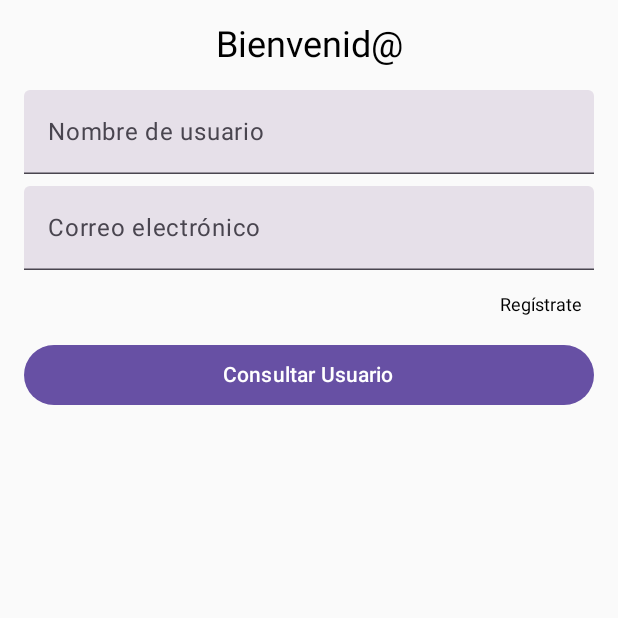
After one commit to LisJTR/ProyectoFinal_AndroidStudio, an Android app built with Jetpack Compose: the InicioUserScreen screen opened through its navigation route, on a phone screen of 412 x 824 dp, the top half of it. The commit adds this screen. Run offline under Robolectric (Android 15) with nearby library versions, the phone set to English and light mode, and no system bars; our stand-ins replace Room's generated code, livedata-compose.

Commit message:
Modificación UI Inicio | implantación de condiciones de navegación

```diff
--- a/app/src/main/java/com/torre/proyectofinal/MainActivity.kt
+++ b/app/src/main/java/com/torre/proyectofinal/MainActivity.kt
@@ -3,16 +3,17 @@ package com.torre.proyectofinal
 import android.os.Bundle
 import androidx.activity.ComponentActivity
 import androidx.activity.compose.setContent
-import androidx.compose.runtime.Composable
+import androidx.navigation.NavType
 import androidx.navigation.compose.composable
 import androidx.navigation.compose.rememberNavController
-import com.torre.proyectofinal.navigation.AppNavigator
+import androidx.navigation.navArgument
 import com.torre.proyectofinal.screen.ScreenBienvenida
-import com.torre.proyectofinal.screen.UserScreen
+import com.torre.proyectofinal.screen.InicioUserScreen
 import com.torre.proyectofinal.screen.RegistroScreen
 import com.torre.proyectofinal.viewmodel.MainViewModel
 import com.torre.proyectofinal.viewmodel.MainViewModelFactory
 import com.torre.proyectofinal.data.AppDatabase
+import com.torre.proyectofinal.screen.ConsultaScreen
 
 class MainActivity : ComponentActivity() {
 
@@ -37,13 +38,27 @@ class MainActivity : ComponentActivity() {
                     // Aquí colocamos la pantalla de bienvenida
                     ScreenBienvenida(navController = navController)
                 }
-                composable("userFormScreen") {
+                composable("inicioUserScreen") {
                     // Pantalla de formulario de usuario
-                    UserScreen(userViewModel = userViewModel, navController = navController)
+                    InicioUserScreen(userViewModel = userViewModel, navController = navController)
                 }
-                composable("successScreen") {
+                composable("registroScreen") {
                     // Pantalla de éxito
                     RegistroScreen(navController = navController)
+                }
+                composable(
+                    "consultaUserScreen/{userName}/{userEmail}",
+                    arguments = listOf(
+                        navArgument("userName") { type = NavType.StringType },
+                        navArgument("userEmail") { type = NavType.StringType }
+                    )
+                ) { backStackEntry ->
+                    // Recuperar los argumentos
+                    val userName = backStackEntry.arguments?.getString("userName") ?: ""
+                    val userEmail = backStackEntry.arguments?.getString("userEmail") ?: ""
+
+                    // Pasar los valores a la pantalla de consulta
+                    ConsultaScreen(navController = navController, userName = userName, userEmail = userEmail)
                 }
             }
         }
--- a/app/src/main/java/com/torre/proyectofinal/data/UserDao.kt
+++ b/app/src/main/java/com/torre/proyectofinal/data/UserDao.kt
@@ -19,4 +19,10 @@ interface UserDao {
     // Al ser un método suspend, también será ejecutado de forma asincrónica.
     @Query("SELECT * FROM user")
     suspend fun getAllUsers(): List<User> // Devuelve una lista de usuarios (objetos User)
+
+
+
+    @Query("SELECT * FROM user WHERE email = :email LIMIT 1")
+    suspend fun getUserByEmail(email: String): User?
+
 }
--- /dev/null
+++ b/app/src/main/java/com/torre/proyectofinal/screen/InicioUserScreen.kt
@@ -0,0 +1,143 @@
+package com.torre.proyectofinal.screen
+
+import androidx.compose.foundation.clickable
+import androidx.compose.foundation.layout.*
+import androidx.compose.material3.Button
+import androidx.compose.material3.Text
+import androidx.compose.material3.TextField
+import androidx.compose.runtime.Composable
+import androidx.compose.runtime.livedata.observeAsState
+import androidx.compose.runtime.mutableStateOf
+import androidx.compose.runtime.remember
+import androidx.compose.ui.Alignment
+import androidx.compose.ui.Modifier
+import androidx.compose.ui.text.style.TextAlign
+import androidx.compose.ui.unit.dp
+import androidx.compose.ui.unit.sp
+import androidx.navigation.NavController
+import com.torre.proyectofinal.navigation.AppNavigator.navigateToConsultaUser
+import com.torre.proyectofinal.navigation.AppNavigator.navigateToRegistroUser
+import com.torre.proyectofinal.viewmodel.MainViewModel
+import kotlinx.coroutines.launch
+import androidx.compose.foundation.lazy.LazyColumn
+import androidx.compose.foundation.lazy.items
+import androidx.compose.runtime.LaunchedEffect
+
+@Composable
+fun InicioUserScreen(userViewModel: MainViewModel, navController: NavController) {
+    val name = remember { mutableStateOf("") }
+    val email = remember { mutableStateOf("") }
+    val errorMessage = remember { mutableStateOf("") }
+
+    // Observando la lista de usuarios en el ViewModel
+    val users = userViewModel.userList.observeAsState(emptyList())
+
+    // Llamamos a loadUsers() cuando la pantalla se cargue
+    // Esto recargará la lista de usuarios desde la base de datos.
+    LaunchedEffect(Unit) {
+        userViewModel.loadUsers()
+    }
+
+
+    Column(
+        modifier = Modifier
+            .fillMaxSize()
+            .padding(16.dp),
+        horizontalAlignment = Alignment.CenterHorizontally
+    ) {
+        // Título
+        Text(
+            text = "Bienvenid@",
+            fontSize = 24.sp,
+            textAlign = TextAlign.Center,
+            modifier = Modifier
+                .fillMaxWidth()
+                .padding(bottom = 16.dp)
+        )
+
+        // Campo de texto para el nombre
+        TextField(
+            value = name.value,
+            onValueChange = { name.value = it },
+            label = { Text("Nombre de usuario") },
+            modifier = Modifier.fillMaxWidth()
+        )
+        Spacer(modifier = Modifier.height(8.dp))
+
+        // Campo de texto para el correo
+        TextField(
+            value = email.value,
+            onValueChange = { email.value = it },
+            label = { Text("Correo electrónico") },
+            modifier = Modifier.fillMaxWidth()
+        )
+        Spacer(modifier = Modifier.height(16.dp))
+
+        // Mostrar mensaje de error si hay uno
+        if (errorMessage.value.isNotEmpty()) {
+            Text(
+                text = errorMessage.value,
+                color = androidx.compose.ui.graphics.Color.Red,
+                fontSize = 14.sp,
+                modifier = Modifier.padding(bottom = 8.dp)
+            )
+        }
+
+        // Link para ir a la pantalla de registro
+        Row(
+            modifier = Modifier
+                .fillMaxWidth()
+                .padding(end = 8.dp),
+            horizontalArrangement = Arrangement.End
+        ) {
+            Text(
+                text = "Regístrate",
+                fontSize = 12.sp,
+                modifier = Modifier.clickable {
+                    navigateToRegistroUser(navController)
+                }
+            )
+        }
+
+        Spacer(modifier = Modifier.height(16.dp))
+
+        // Botón para validar condiciones de registro
+        Button(
+            onClick = {
+                if (name.value.isBlank() || email.value.isBlank()) {
+                    errorMessage.value = "Ambos campos son obligatorios."
+                } else {
+                    errorMessage.value = ""
+                    userViewModel.getUserByEmail(email.value) { user ->
+                        if (user != null) {
+                            navigateToConsultaUser(navController, user)
+
+                        } else {
+                            navigateToRegistroUser(navController)
+                        }
+                    }
+                }
+            },
+            modifier = Modifier.fillMaxWidth()
+        ) {
+            Text("Consultar Usuario")
+        }
+
+
+
+        Spacer(modifier = Modifier.height(16.dp))
+
+        // Mostrar la lista de usuarios desde el ViewModel
+        users.value?.let { userList ->
+            LazyColumn {
+                items(userList) { user ->
+                    Text(
+                        text = "Nombre: ${user.name}, Correo: ${user.email}",
+                        style = androidx.compose.material3.MaterialTheme.typography.bodyLarge,
+                        modifier = Modifier.padding(8.dp)
+                    )
+                }
+            }
+        }
+    }
+}
--- a/app/src/main/java/com/torre/proyectofinal/screen/screenbienvenida.kt
+++ b/app/src/main/java/com/torre/proyectofinal/screen/screenbienvenida.kt
@@ -14,6 +14,8 @@ import androidx.compose.ui.res.painterResource
 import androidx.compose.ui.unit.dp
 import androidx.navigation.NavController
 import com.torre.proyectofinal.R  // Asegúrate de tener esta importación si la imagen está en recursos
+import com.torre.proyectofinal.navigation.AppNavigator.navigateToinicioUser
+
 
 @Composable
 fun ScreenBienvenida(navController: NavController) {
@@ -38,12 +40,12 @@ fun ScreenBienvenida(navController: NavController) {
 
         // Botón para navegar a la siguiente pantalla
         Button(
-            onClick = {
+            onClick = {  // La acción que se ejecuta cuando el botón es presionado
                 // Cuando el botón es presionado, navegamos a la pantalla del formulario
-                navController.navigate("userFormScreen")
+                navigateToinicioUser(navController)  // Llama al método de navegación 'navigateToBienvenida' de AppNavigator
             }
         ) {
-            Text("Go to Registration Form")
+            Text("Start")
         }
     }
 }
```
Also changed, not shown: app/src/main/java/com/torre/proyectofinal/navigation/AppNavitagator.kt (+22 -6 lines), app/src/main/java/com/torre/proyectofinal/screen/ConsultaScreen.kt (added, +39 -0 lines), app/src/main/java/com/torre/proyectofinal/screen/RegistroScreen.kt (+14 -5 lines), app/src/main/java/com/torre/proyectofinal/screen/UserScreen.kt (deleted, +0 -67 lines), app/src/main/java/com/torre/proyectofinal/viewmodel/MainViewModel.kt (+16 -3 lines), 1 other file.
